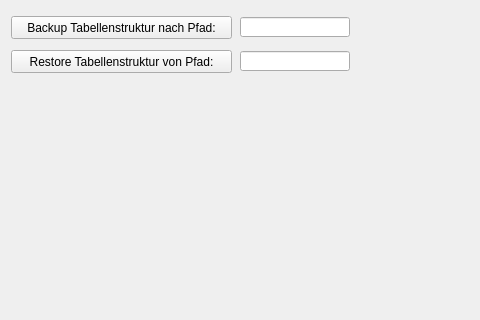
Before: the Qt Designer form form_backup.ui in 15831944/CBrain, drawn with Qt 5; both pictures show x 0 to 480 and y 0 to 320 of the 685 by 423 pixel window.
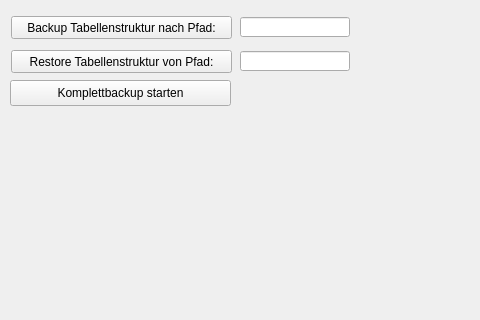
After: the same form once the commit is applied.

Patch:
```diff
--- a/form_backup.ui
+++ b/form_backup.ui
@@ -59,6 +59,19 @@
     </rect>
    </property>
   </widget>
+  <widget class="QPushButton" name="pushButton_backup_all">
+   <property name="geometry">
+    <rect>
+     <x>10</x>
+     <y>80</y>
+     <width>221</width>
+     <height>26</height>
+    </rect>
+   </property>
+   <property name="text">
+    <string>Komplettbackup starten</string>
+   </property>
+  </widget>
  </widget>
  <resources/>
  <connections/>
```
